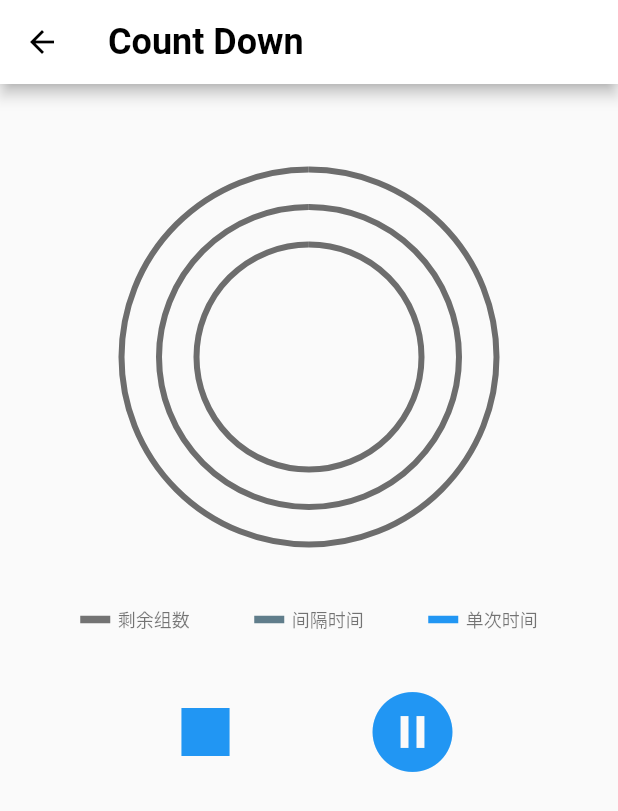
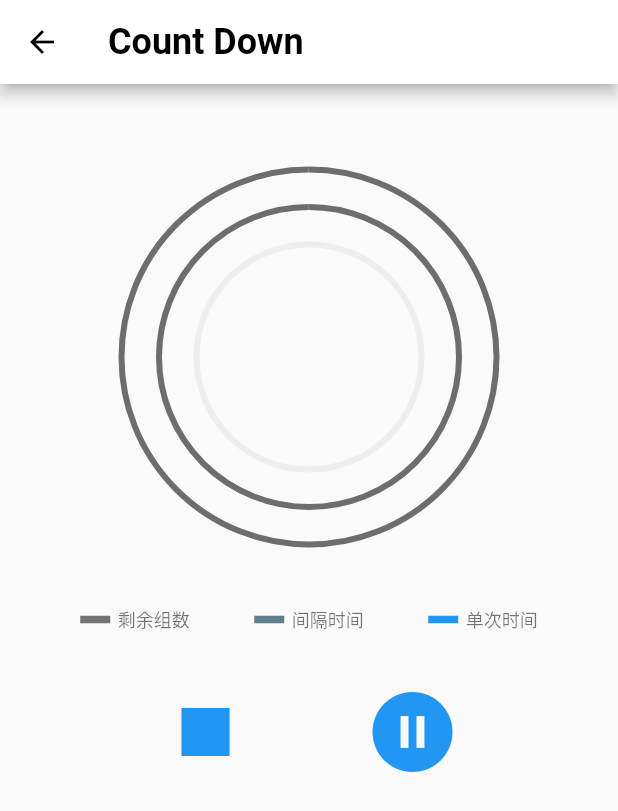
Before and after one commit to 18581489108/flutter-timer, a Flutter app: the screen it shows after launch, after a tap on the "play circle filled" icon, on a phone screen of 412 x 824 dp. Shown: the top 811 px of the screen. Run offline on Flutter 3.47's test engine with Material 2 defaults, Android fonts, the phone set to English and light mode, and no system bars; Roboto replaces fonts that are missing (Corben).

Commit message:
修改timer初始化的位置

```diff
--- a/lib/models/countdownData.dart
+++ b/lib/models/countdownData.dart
@@ -3,6 +3,9 @@ import 'package:flutter/foundation.dart';
 /// 倒计时相关的model
 class TotalTimesModel extends ChangeNotifier {
   int totalTimes;
+
+
+  TotalTimesModel(this.totalTimes);
 
   void decTotalTimes() {
     if (totalTimes <= 0) {
@@ -22,6 +25,8 @@ class TotalTimesModel extends ChangeNotifier {
 class SingleTimeModel extends ChangeNotifier {
   int singleTime;
 
+  SingleTimeModel(this.singleTime);
+
   void decSingleTime(int number) {
     singleTime -= number;
     notifyListeners();
@@ -36,6 +41,8 @@ class SingleTimeModel extends ChangeNotifier {
 
 class IntervalTimeModel extends ChangeNotifier {
   int intervalTime;
+
+  IntervalTimeModel(this.intervalTime);
 
   void decSingleTime(int number) {
     intervalTime -= number;
@@ -55,6 +62,8 @@ class CountdownFlagModel extends ChangeNotifier {
   /// false 为间隔时间
   bool countdownFlag;
 
+  CountdownFlagModel(this.countdownFlag);
+
   void setCountdownFlag(bool countdownFlag) {
     this.countdownFlag = countdownFlag;
     notifyListeners();
--- a/lib/screens/countdownPage.dart
+++ b/lib/screens/countdownPage.dart
@@ -13,19 +13,20 @@ class CountdownPage extends StatelessWidget {
   Widget build(BuildContext context) {
     CurrentTimerSettingModel currentTimerSettingModel =
         Provider.of<CurrentTimerSettingModel>(context);
+    TimerSetting timerSetting = TimerSetting.copy(currentTimerSettingModel.timerSetting);
     return MultiProvider(
       providers: [
         ChangeNotifierProvider<TotalTimesModel>(
-          create: (context) => TotalTimesModel(),
+          create: (context) => TotalTimesModel(timerSetting.totalTimes),
         ),
         ChangeNotifierProvider<SingleTimeModel>(
-          create: (context) => SingleTimeModel(),
+          create: (context) => SingleTimeModel(timerSetting.singleTime * 1000),
         ),
         ChangeNotifierProvider<IntervalTimeModel>(
-          create: (context) => IntervalTimeModel(),
+          create: (context) => IntervalTimeModel(timerSetting.singleInterval * 1000),
         ),
         ChangeNotifierProvider<CountdownFlagModel>(
-          create: (context) => CountdownFlagModel(),
+          create: (context) => CountdownFlagModel(true),
         ),
         /*
         ChangeNotifierProxyProvider3<TotalTimesModel, SingleTimeModel,
@@ -47,8 +48,7 @@ class CountdownPage extends StatelessWidget {
           backgroundColor: Colors.white,
         ),
         body: _CountdownContainer(
-            timerSetting:
-                TimerSetting.copy(currentTimerSettingModel.timerSetting)),
+            timerSetting: timerSetting),
       ),
     );
   }
@@ -76,34 +76,26 @@ class _CountdownContainerState extends State<_CountdownContainer> {
   bool _countdownFlag;
 
   /// 倒计时的间隔
-  static const int CONTDOWN_INTERVAL_MILL = 100;
+  static const int COUNTDOWN_INTERVAL_MILL = 100;
   @override
   void initState() {
     super.initState();
     _timerSetting = widget.timerSetting;
+    print('initState');
+    _resetCountdownTimer();
   }
 
   @override
   void didChangeDependencies() {
     super.didChangeDependencies();
 
-    /*
-    _totalTimes = _timerSetting.totalTimes;
-    _singleTime = _timerSetting.singleTime * 1000;
-    _intervalTime = _timerSetting.singleInterval * 1000;
-    _countdownFlag = true;
-    */
+  }
 
-    Provider.of<TotalTimesModel>(context)
-        .setTotalTimes(_timerSetting.totalTimes);
-    Provider.of<SingleTimeModel>(context)
-        .setSingleTime(_timerSetting.singleTime * 1000);
-    Provider.of<IntervalTimeModel>(context)
-        .setIntervalTime(_timerSetting.singleInterval * 1000);
-    Provider.of<CountdownFlagModel>(context).setCountdownFlag(true);
-
+  void _resetCountdownTimer() {
+    _countdownTimer?.cancel();
+    _countdownTimer = null;
     _countdownTimer = new Timer.periodic(
-        new Duration(milliseconds: CONTDOWN_INTERVAL_MILL), (timer) {
+        new Duration(milliseconds: COUNTDOWN_INTERVAL_MILL), (timer) {
       TotalTimesModel totalTimesModel = Provider.of<TotalTimesModel>(context);
       if (totalTimesModel.totalTimes <= 0) {
         _countdownTimer.cancel();
@@ -112,20 +104,20 @@ class _CountdownContainerState extends State<_CountdownContainer> {
       }
 
       CountdownFlagModel countdownFlagModel =
-          Provider.of<CountdownFlagModel>(context);
+      Provider.of<CountdownFlagModel>(context);
       SingleTimeModel singleTimeModel = Provider.of<SingleTimeModel>(context);
       IntervalTimeModel intervalTimeModel =
-          Provider.of<IntervalTimeModel>(context);
+      Provider.of<IntervalTimeModel>(context);
       if (countdownFlagModel.countdownFlag) {
         if (singleTimeModel.singleTime > 0) {
-          singleTimeModel.decSingleTime(CONTDOWN_INTERVAL_MILL);
+          singleTimeModel.decSingleTime(COUNTDOWN_INTERVAL_MILL);
         } else {
           countdownFlagModel
               .setCountdownFlag(!countdownFlagModel.countdownFlag);
         }
       } else {
         if (intervalTimeModel.intervalTime > 0) {
-          intervalTimeModel.decSingleTime(CONTDOWN_INTERVAL_MILL);
+          intervalTimeModel.decSingleTime(COUNTDOWN_INTERVAL_MILL);
         } else {
           countdownFlagModel
               .setCountdownFlag(!countdownFlagModel.countdownFlag);
@@ -165,7 +157,6 @@ class _CountdownContainerState extends State<_CountdownContainer> {
       });
       */
     });
-
   }
 
   @override
```
